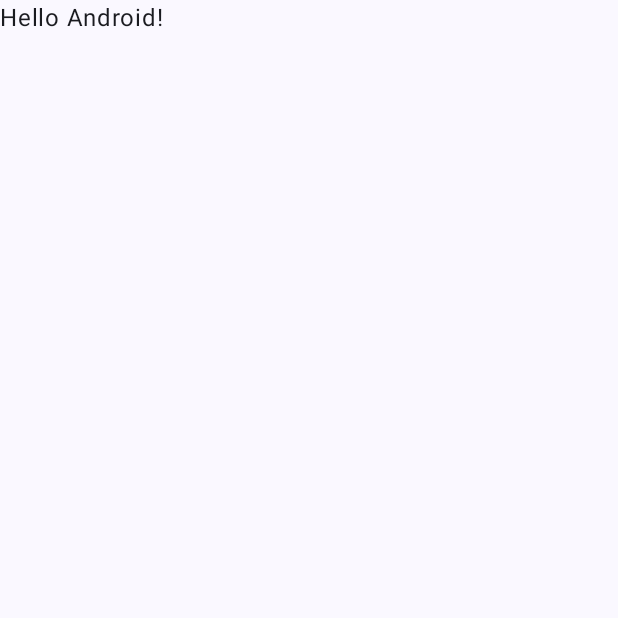
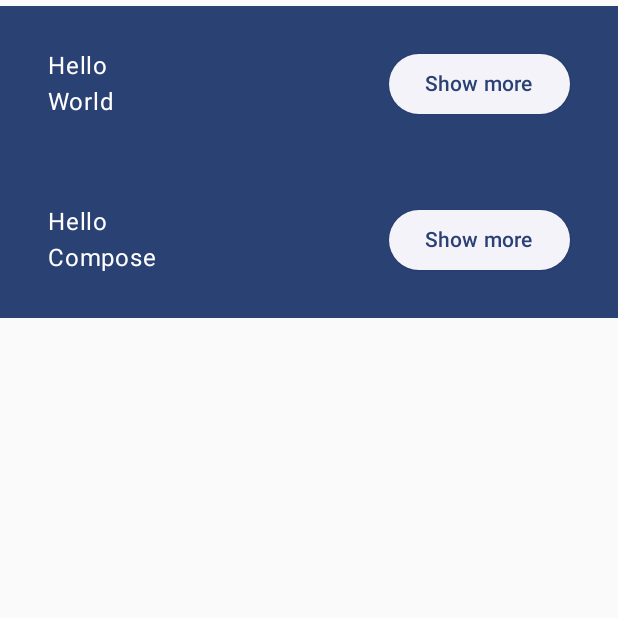
Before and after one commit to tayuta914/Basics_Codelab, an Android app built with Jetpack Compose: the screen it shows after launch (MainActivity), on a phone screen of 412 x 824 dp, the top half of it. Before the commit the part shown is almost empty. Run offline under Robolectric (Android 15) with nearby library versions, the phone set to English and light mode, and no system bars.

Commit message:
列と行の追加

```diff
--- a/app/src/main/java/com/example/basicscodelab/MainActivity.kt
+++ b/app/src/main/java/com/example/basicscodelab/MainActivity.kt
@@ -4,13 +4,18 @@ import android.os.Bundle
 import androidx.activity.ComponentActivity
 import androidx.activity.compose.setContent
 import androidx.activity.enableEdgeToEdge
+import androidx.compose.foundation.layout.Column
+import androidx.compose.foundation.layout.Row
 import androidx.compose.foundation.layout.fillMaxSize
 import androidx.compose.foundation.layout.padding
-import androidx.compose.material3.Scaffold
+import androidx.compose.material3.ElevatedButton
+import androidx.compose.material3.MaterialTheme
+import androidx.compose.material3.Surface
 import androidx.compose.material3.Text
 import androidx.compose.runtime.Composable
 import androidx.compose.ui.Modifier
 import androidx.compose.ui.tooling.preview.Preview
+import androidx.compose.ui.unit.dp
 import com.example.basicscodelab.ui.theme.BasicsCodelabTheme
 
 class MainActivity : ComponentActivity() {
@@ -19,30 +24,47 @@ class MainActivity : ComponentActivity() {
         enableEdgeToEdge()
         setContent {
             BasicsCodelabTheme {
-                Scaffold(modifier = Modifier.fillMaxSize()) { innerPadding ->
-                    Greeting(
-                        name = "Android",
-                        modifier =
-                        Modifier.padding(innerPadding)
-                    )
+                MyApp(modifier = Modifier.fillMaxSize())
+            }
+        }
+    }
+}
+
+@Composable
+fun MyApp(
+    modifier: Modifier = Modifier,
+    names: List<String> = listOf("World", "Compose")
+) {
+    Column(modifier = modifier.padding(vertical = 4.dp)) {
+        for (name in names) {
+            Greeting(name = name)
+        }
+    }
+}
+
+@Composable
+fun Greeting(name: String, modifier: Modifier = Modifier) {
+    Surface(color = MaterialTheme.colorScheme.primary) {
+        Column(modifier = modifier.padding(vertical = 4.dp, horizontal = 8.dp)) {
+            Row(modifier = Modifier.padding(24.dp)) {
+                Column(modifier = Modifier.weight(1f)) {
+                    Text(text = "Hello ")
+                    Text(text = name)
+                }
+                ElevatedButton(
+                    onClick = { /* TODO */ }
+                ) {
+                    Text(text = "Show more")
                 }
             }
         }
     }
 }
 
-@Composable
-fun Greeting(name: String, modifier: Modifier = Modifier) {
-    Text(
-        text = "Hello $name!",
-        modifier = modifier
-    )
-}
-
-@Preview(showBackground = true)
+@Preview(showBackground = true, widthDp = 320)
 @Composable
 fun GreetingPreview() {
     BasicsCodelabTheme {
-        Greeting("Android")
+        MyApp()
     }
 }
```
